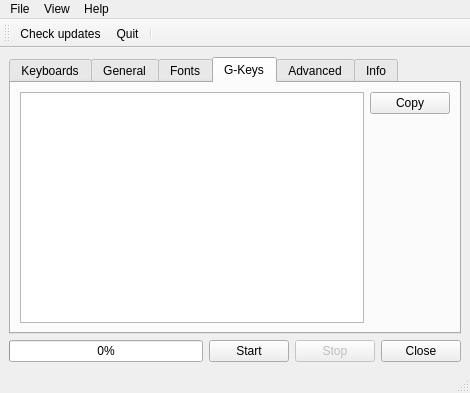
Old version of the form dcspy/ui/qtdcs.ui in the repository emcek/dcspy.
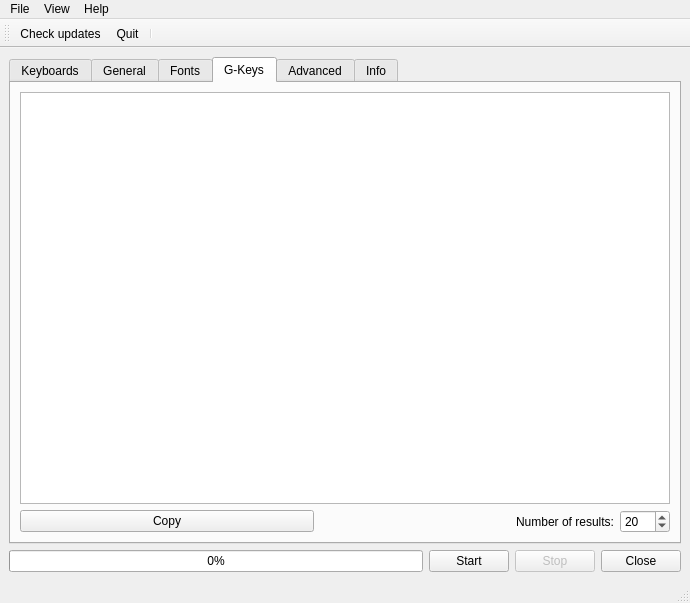
New version of the form. The open tabs and pages were chosen to show the change. Icons and pictures are not drawn.

What changed in the file:
```diff
--- a/dcspy/ui/qtdcs.ui
+++ b/dcspy/ui/qtdcs.ui
@@ -6,8 +6,8 @@
    <rect>
     <x>0</x>
     <y>0</y>
-    <width>470</width>
-    <height>393</height>
+    <width>690</width>
+    <height>603</height>
    </rect>
   </property>
   <property name="minimumSize">
@@ -335,33 +335,52 @@
           <string>G-Keys</string>
          </attribute>
          <layout class="QGridLayout" name="gridLayout_2">
-          <item row="0" column="0">
-           <widget class="QTableWidget" name="tw_gkeys"/>
-          </item>
-          <item row="0" column="1">
-           <layout class="QVBoxLayout" name="verticalLayout_4">
+          <item row="1" column="0">
+           <layout class="QHBoxLayout" name="horizontalLayout">
             <item>
              <widget class="QPushButton" name="pb_copy">
+              <property name="toolTip">
+               <string>Copy selected cell to whole row</string>
+              </property>
               <property name="text">
                <string>Copy</string>
               </property>
              </widget>
             </item>
             <item>
-             <spacer name="verticalSpacer_5">
-              <property name="orientation">
-               <enum>Qt::Vertical</enum>
+             <widget class="QLabel" name="label_7">
+              <property name="text">
+               <string>Number of results:</string>
               </property>
-              <property name="sizeHint" stdset="0">
+              <property name="alignment">
+               <set>Qt::AlignRight|Qt::AlignTrailing|Qt::AlignVCenter</set>
+              </property>
+             </widget>
+            </item>
+            <item>
+             <widget class="QSpinBox" name="sp_completer">
+              <property name="maximumSize">
                <size>
-                <width>20</width>
-                <height>40</height>
+                <width>50</width>
+                <height>16777215</height>
                </size>
               </property>
-             </spacer>
+              <property name="minimum">
+               <number>1</number>
+              </property>
+              <property name="maximum">
+               <number>40</number>
+              </property>
+              <property name="value">
+               <number>20</number>
+              </property>
+             </widget>
             </item>
            </layout>
           </item>
+          <item row="0" column="0">
+           <widget class="QTableWidget" name="tw_gkeys"/>
+          </item>
          </layout>
         </widget>
         <widget class="QWidget" name="tab_advanced">
@@ -512,7 +531,7 @@
     <rect>
      <x>0</x>
      <y>0</y>
-     <width>470</width>
+     <width>690</width>
      <height>22</height>
     </rect>
    </property>
```
